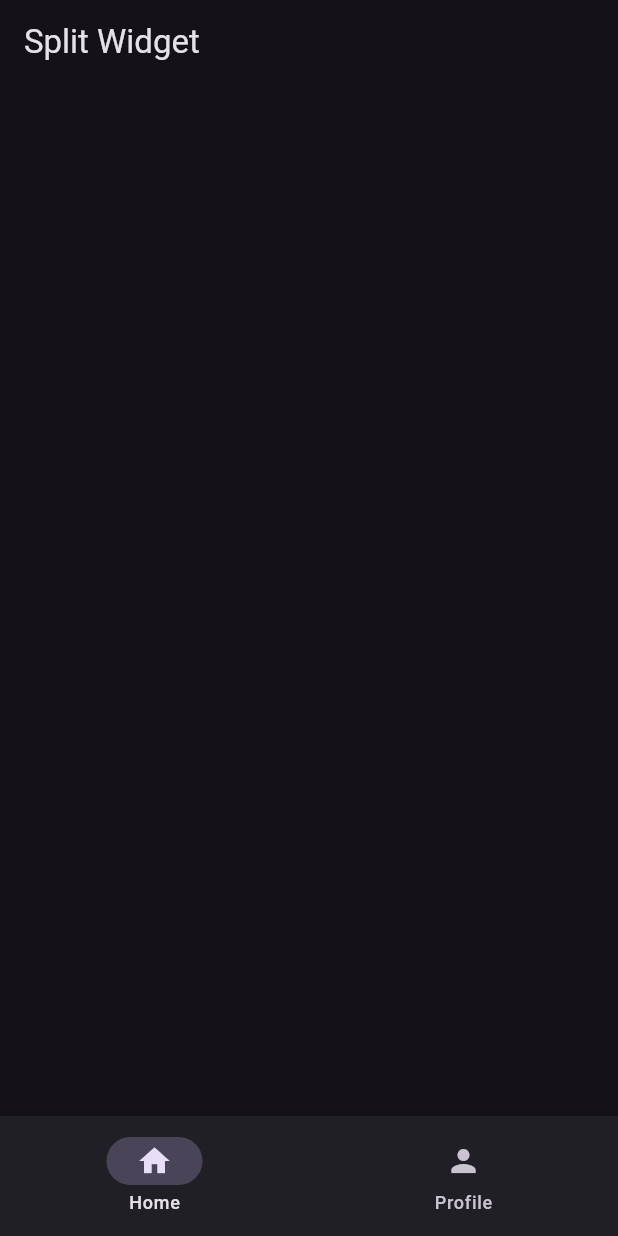
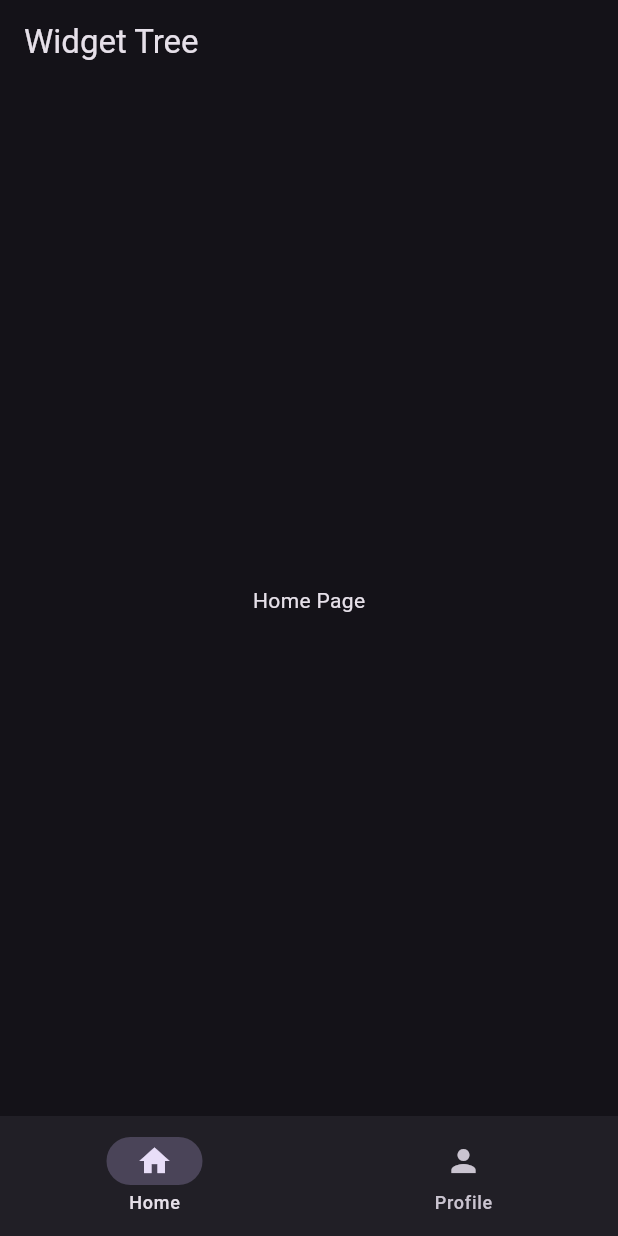
Before and after one commit to manpits/flutter, a Flutter app: the screen it shows after launch, on a phone screen of 412 x 824 dp. Run offline on Flutter 3.47's test engine with Material 3 defaults, Android fonts, the phone set to English and light mode, and no system bars.

Commit message:
019-widget-tree-1740924158

```diff
--- a/lib/main.dart
+++ b/lib/main.dart
@@ -1,10 +1,10 @@
 /* --------------------------------------------
-* Split Widget
-* Agar pada saat pemanggilan method setstate() , tidak keseluruhan layar direfresh
-* namun hanya bagian yang merupakan widget StatefullWidget saja
+* Widget Tree
+* digunakan untuk mengelola aplikasi dengan beberapa halaman
 -----------------------------------------------*/
 
 import 'package:flutter/material.dart';
+import 'package:flutter_003_empty/views/widget_tree.dart';
 import 'package:flutter_003_empty/widgets/navbarwidget.dart';
 
 void main() {
@@ -22,19 +22,9 @@ class MyApp extends StatelessWidget {
       theme: ThemeData(brightness: Brightness.dark),
       home: Scaffold(
         appBar: AppBar(
-          title: const Text('Split Widget'),
+          title: const Text('Widget Tree'),
         ),
-        body: const Center(
-          child: Text(''),
-        ),
-        /**
-         *
-         *  Buat folder 'lib/widgets'
-         *  Buatlah sebuah file di 'lib/widgets/navbarwidget.dart'
-         *  Buatlah StatefillWidget pada file 'lib/widgets/navbarwidget.dart'
-         *  Split widget NavigationBar kedalam file tersebut
-         *
-         */
+        body: const WidgetTree(),
         bottomNavigationBar: const NavbarWidget(),
       ),
     );
--- /dev/null
+++ b/lib/views/pages/homepage.dart
@@ -0,0 +1,12 @@
+import 'package:flutter/material.dart';
+
+class Homepage extends StatelessWidget {
+  const Homepage({super.key});
+
+  @override
+  Widget build(BuildContext context) {
+    return const Center(
+      child: Text('Home Page'),
+    );
+  }
+}
--- /dev/null
+++ b/lib/views/pages/profilepage.dart
@@ -0,0 +1,12 @@
+import 'package:flutter/material.dart';
+
+class ProfilePage extends StatelessWidget {
+  const ProfilePage({super.key});
+
+  @override
+  Widget build(BuildContext context) {
+    return const Center(
+      child: Text('Profile Page'),
+    );
+  }
+}
--- /dev/null
+++ b/lib/views/widget_tree.dart
@@ -0,0 +1,17 @@
+import 'package:flutter/material.dart';
+import 'package:flutter_003_empty/views/pages/homepage.dart';
+import 'package:flutter_003_empty/views/pages/profilepage.dart';
+
+List<Widget> pages = const [
+  Homepage(),
+  ProfilePage(),
+];
+
+class WidgetTree extends StatelessWidget {
+  const WidgetTree({super.key});
+
+  @override
+  Widget build(BuildContext context) {
+    return pages.elementAt(0);
+  }
+}
```
